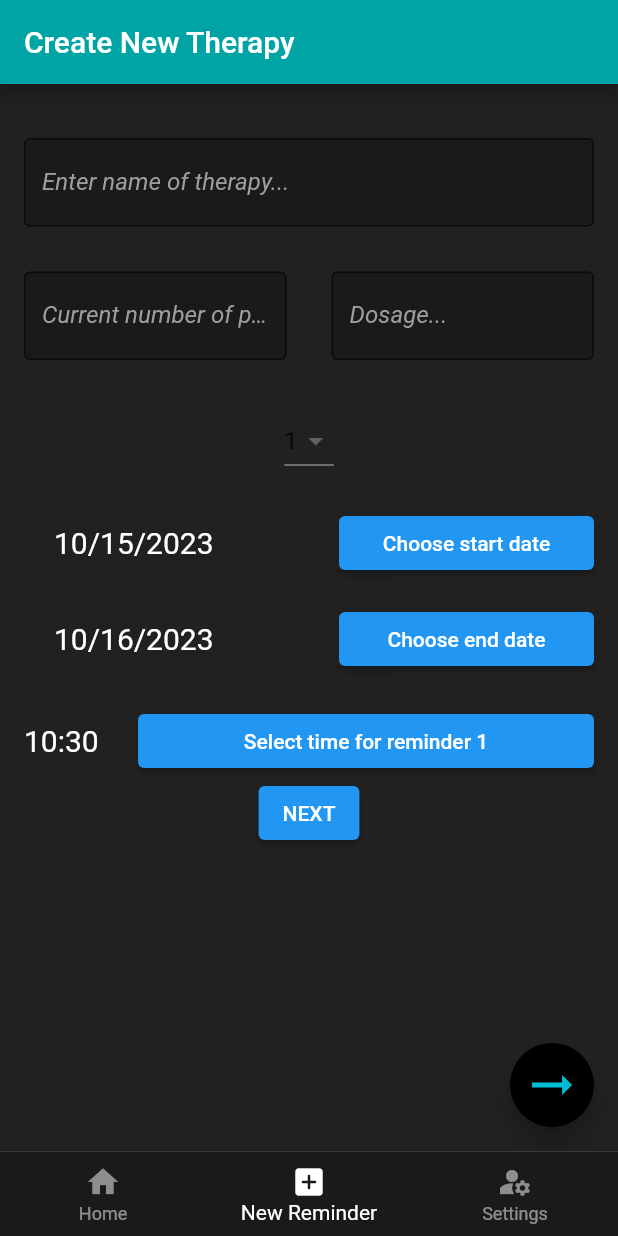
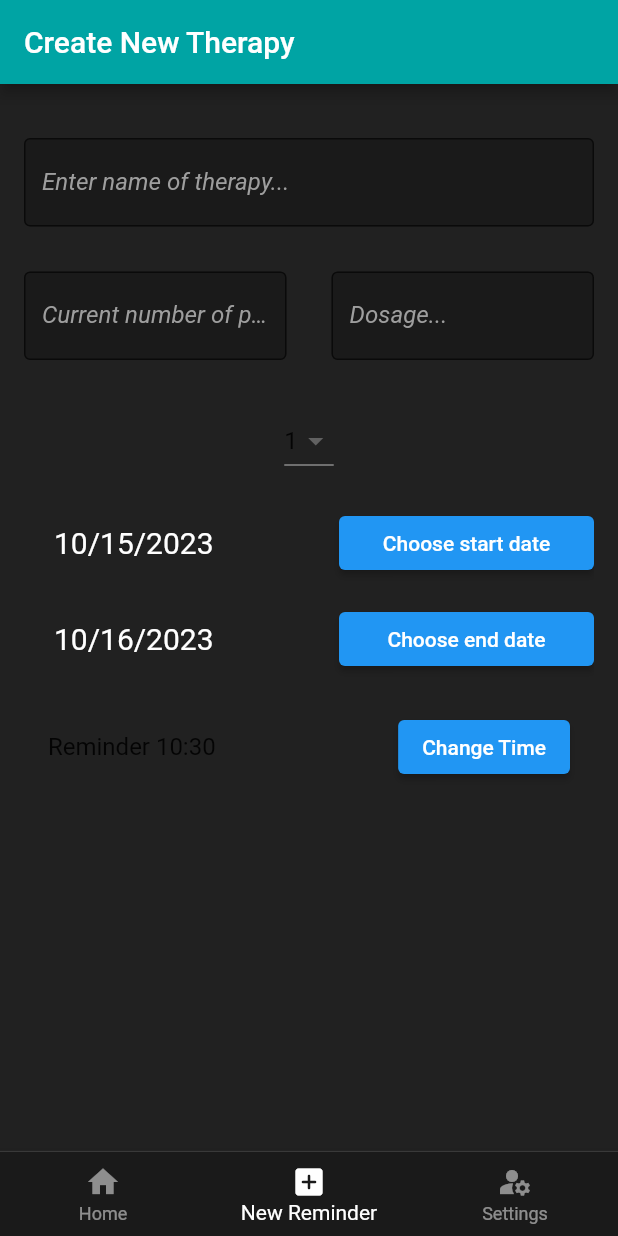
Before and after one commit to mirkomiki/medsearch, a Flutter app: the screen it shows after launch, item 2 of the bottom bar chosen, on a phone screen of 412 x 824 dp. Run offline on Flutter 3.47's test engine with Material 2 defaults, Android fonts, the phone set to English and light mode, and no system bars; our stand-ins replace animated_splash_screen, flutter_spinkit; missing offline and left inert: animated_snack_bar.

Commit message:
change time works

```diff
--- /dev/null
+++ b/lib/Pages/TimePickerWidget.dart
@@ -0,0 +1,35 @@
+import 'package:flutter/material.dart';
+import 'package:flutter/rendering.dart';
+import 'package:medsearch/globals.dart';
+
+class TimePickerWidget extends StatelessWidget {
+  final TimeOfDay timeOfDay;
+  final ValueChanged<TimeOfDay> onChanged;
+
+  int indexTherapy;
+
+ TimePickerWidget({required this.timeOfDay, required this.onChanged, required this.indexTherapy});
+
+  @override
+  Widget build(BuildContext context) {
+
+    return ListTile(
+      title: Text('Reminder ${timeOfDay.hour}:${timeOfDay.minute}'),
+      trailing: ElevatedButton(
+        onPressed: () async {
+          final selectedTime = await showTimePicker(
+            context: context,
+            initialTime: timeOfDay,
+          );
+          if (selectedTime != null) {
+            onChanged(selectedTime);
+            therapies.elementAt(indexTherapy).timeToTake.add(selectedTime);
+          }
+        },
+        child: const Text('Change Time'),
+      ),
+
+    );
+
+  }
+}
--- a/lib/Pages/newTherapy.dart
+++ b/lib/Pages/newTherapy.dart
@@ -2,6 +2,8 @@
 
 
 import 'package:flutter/material.dart';
+import 'package:medsearch/Pages/TimePickerWidget.dart';
+import 'package:medsearch/Pages/pages.dart';
 import 'package:medsearch/Pages/setReminders.dart';
 import 'package:medsearch/TypesOfData/therapy.dart';
 import 'package:medsearch/globals.dart';
@@ -17,45 +19,43 @@
 class _newTherapyState extends State<newTherapy> {
   DateTime endDate = DateTime.now().add(const Duration(days: 1));
   DateTime startDate = DateTime.now();
-  TimeOfDay time = TimeOfDay.now();
-  String selectedValue = '1';
 
+  List<TimeOfDay> reminderList = [TimeOfDay.now()];
 
 
 
 
   int index = 1;
   TextEditingController nameController = TextEditingController();
-  TextEditingController pillsADayController = TextEditingController();
+
+  late int? pillsADay = 1;
   TextEditingController pillsInBottleController = TextEditingController();
   TextEditingController dosageController = TextEditingController();
 
   late String name = nameController.text;
-  late int? pillsADay = int.tryParse(pillsADayController.text);
+
   late int? dosage = int.tryParse(dosageController.text);
   late int? pillsInBottle= int.tryParse(pillsInBottleController.text);
 
   void finishAddTherapy(){
-
-      therapies.add(Therapy(name, dosage, pillsADay, pillsInBottle, startDate, endDate));
+      therapies.add(Therapy(name, dosage, pillsADay, pillsInBottle, startDate, endDate, reminderList));
       // ignore: avoid_print
-      globalDailyReminders = pillsADay!;
       nameController = TextEditingController();
-      pillsADayController = TextEditingController();
       pillsInBottleController = TextEditingController();
       dosageController = TextEditingController();
       selectedPageIndex = 0;
-      Navigator.push(context, MaterialPageRoute(
-          builder: (context) => SetReminders(listSize: globalDailyReminders),),
+      reminderList = [TimeOfDay.now()];
+      Navigator.pushReplacement(
+        context,
+        MaterialPageRoute(builder: (context) => const Pages()),
       );
+      print(therapies.last.timeToTake.elementAt(0));
 
 
 
   }
   @override
   Widget build(BuildContext context) {
-    final hours = time.hour.toString().padLeft(2, '0');
-    final minutes = time.minute.toString().padLeft(2, '0');
     final eday = endDate.day.toString();
     final emonth = endDate.month.toString();
     final eyear = endDate.year.toString();
@@ -103,19 +103,20 @@
                           crossAxisAlignment: CrossAxisAlignment.start,
                           children: <Widget> [
                               Flexible(
-                                  child: DropdownButton<String>(value: selectedValue, onChanged: (String? value) {
+                                  child: DropdownButton<int>(value: pillsADay, onChanged: (int? value) {
                                       // This is called when the user selects an item.
                                       setState(() {
-                                        selectedValue = value!;
+                                        pillsADay = value!;
+                                        _updateReminderList();
                                       });
                                     },
-                                    items: dailyPillsItemList.map<DropdownMenuItem<String>>((String value) {
-                                      return DropdownMenuItem<String>(
-                                        value: value,
-                                        child: Text(value),
+                                    items: List.generate(6, (index) {
+                                      return DropdownMenuItem<int>(
+                                        value: index + 1,
+                                        child: Text((index + 1).toString()),
                                       );
                                     },
-                                  ).toList(),
+                                    ),
                                 ),
                               ),
                             ],
@@ -187,33 +188,22 @@
                         /////////////////////////////////////////////////////////////////////////////////////////////////////////
                         const Padding(padding: EdgeInsets.all(10)),
 
-                        Row(
-                          children: <Widget>[
-
-                            Expanded(flex: 1,child: Text('$hours:$minutes', style: const TextStyle(fontSize: 20, color: Colors.white),)),
-
-                            Expanded(
-                              flex: 4,
-                              child: ElevatedButton(
-                                onPressed: () async{
-                                  TimeOfDay? newTime = await showTimePicker(
-                                    context: context,
-                                    builder: (context, child) {
-                                      return Theme(data: ThemeData.dark().copyWith(
-                                        dialogBackgroundColor: const Color.fromARGB(255, 32, 32, 32),
-
+                      SizedBox(
+                    height: 300,
+                    child: ListView.builder(
+                      itemCount: pillsADay,
+                      itemBuilder: (context, index) {
+                        return TimePickerWidget(
+                          indexTherapy: index,
+                          timeOfDay: reminderList[index],
+                          onChanged: (newTime) {
+                            setState(() {
+                              reminderList[index] = newTime;
+                            });
+                          },
+                        );
+                      },
                     ),
-                                      child: child!);
-                                    },
-                                    initialTime: time);
-                                    if(newTime == null) return;
-                                    setState(() =>
-                                      time = newTime);
-                                    },
-                                child: Text('Select time for reminder $index')
-                              ),
-                            ),
-                          ],
                   ),
                       ElevatedButton(
                             onPressed: () {finishAddTherapy();},
@@ -223,23 +213,29 @@
 
                   ),
                 ),
-              ),
-        floatingActionButton: FloatingActionButton(
+              ) ,
+        /* floatingActionButton: FloatingActionButton(
           onPressed: () {
 
-            Navigator.push(context, MaterialPageRoute(
+            /* Navigator.push(context, MaterialPageRoute(
                   builder: (context) => SetReminders(listSize: globalDailyReminders),),
 
-                  );
+                  ); */
               },
 
           foregroundColor: Colors.cyan,
           backgroundColor: Colors.black,
           child: const Icon(Icons.arrow_right_alt, size: 40,),
-          ),
+          ), */
         ),
 
       );
 
   }
+  void _updateReminderList() {
+    while (reminderList.length <= pillsADay!) {
+      reminderList.add(TimeOfDay.now());
     }
+
+  }
+}
--- a/lib/TypesOfData/therapy.dart
+++ b/lib/TypesOfData/therapy.dart
@@ -12,12 +12,13 @@
   DateTime firstDay = DateTime.now();
 
   //Constructor
-  Therapy(String name, int? dosage, int? timesADay, int? pillsInBottle, firstDay, lastDay, ){
+  Therapy(String name, int? dosage, int? timesADay, int? pillsInBottle, firstDay, lastDay, List<TimeOfDay>timeToTake){
     this.name = name;
     this.dosage = dosage;
     this.timesADay = timesADay;
     pillsAvaliable = pillsInBottle;
     this.lastDay = lastDay;
     this.firstDay = firstDay;
+    this.timeToTake = timeToTake;
   }
 }
--- a/lib/globals.dart
+++ b/lib/globals.dart
@@ -4,9 +4,9 @@
 // FILE WITH GLOBAL VARIABLES AND FUNCTIONS
 
 List<Therapy> therapies = [
-    Therapy('Sinersul', 500, 1, 20, DateTime.now(), DateTime.now()),
-    Therapy('Brufen', 1000, 2, 40, DateTime.now(), DateTime.now()),
-    Therapy('Redbull', 330, 1, 1, DateTime.now(), DateTime.now()),
+    Therapy('Sinersul', 500, 1, 20, DateTime.now(), DateTime.now(), []),
+    Therapy('Brufen', 1000, 2, 40, DateTime.now(), DateTime.now(), []),
+    Therapy('Redbull', 330, 1, 1, DateTime.now(), DateTime.now(), []),
   ];
   Therapy getFromTherapies(int index){
     return therapies.elementAt(index);
```
Also changed, not shown: lib/Pages/setReminders.dart (+12 -11 lines), lib/TypesOfData/makeReminderCard.dart (+25 -12 lines). Lines whose indentation alone changed are shown as unchanged.
